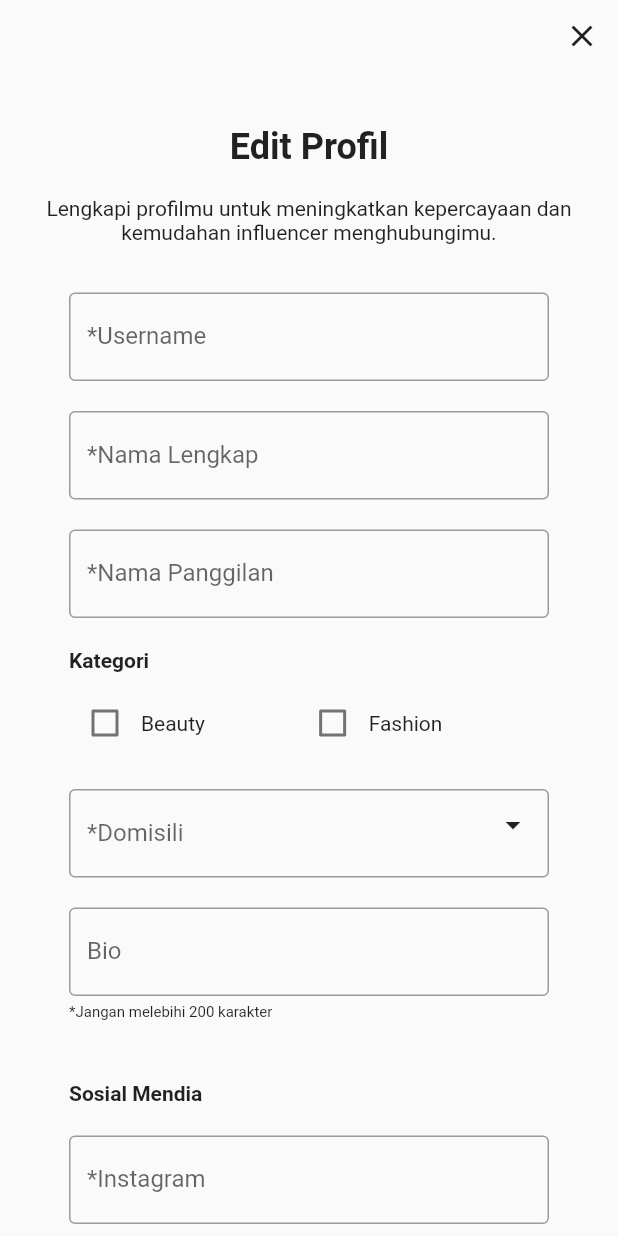
After one commit to Crealivin/mobile-app, a Flutter app: the EditProfileInfluencerScreen screen opened by its route, on a phone screen of 412 x 824 dp. The commit adds this screen. Run offline on Flutter 3.47's test engine with Material 2 defaults, Android fonts, the phone set to English and light mode, and no system bars.

Commit message:
verificatin and editprofile screen

```diff
--- a/lib/main.dart
+++ b/lib/main.dart
@@ -1,11 +1,15 @@
 import 'package:crealivin_apps/screen/brand_screen/brand_signin_screen.dart';
 import 'package:crealivin_apps/screen/choosen_signin_screen.dart';
+import 'package:crealivin_apps/screen/brand_screen/edit_profil_brand_screen.dart';
 import 'package:crealivin_apps/screen/home_screen.dart';
+import 'package:crealivin_apps/screen/influencer_screen/edit_profil_influencer_screen.dart';
 import 'package:crealivin_apps/screen/influencer_screen/influencer_signin_screen.dart';
+import 'package:crealivin_apps/screen/influencer_screen/verification_influencer_screen.dart';
 import 'package:crealivin_apps/screen/splash_screen.dart';
 import 'package:crealivin_apps/screen/brand_screen/brand_singup_screen.dart';
 import 'package:crealivin_apps/screen/choosen_screen.dart';
 import 'package:crealivin_apps/screen/influencer_screen/influencer_singup_screen.dart';
+import 'package:crealivin_apps/screen/brand_screen/verification_brand_screen.dart';
 import 'package:flutter/cupertino.dart';
 import 'package:flutter/material.dart';
 import 'package:flutter/services.dart';
@@ -60,6 +64,18 @@ class MyApp extends StatelessWidget {
           case '/brand-signup':
             return CupertinoPageRoute(
                 builder: (_) => const BrandSignupScreen(), settings: settings);
+          case '/verivication-brand-screen':
+            return CupertinoPageRoute(
+                builder: (_) => const VerificationBrandScreen(), settings: settings);
+          case '/verivication-influencer-screen':
+            return CupertinoPageRoute(
+                builder: (_) => const VerificationInfluencerScreen(), settings: settings);
+          case '/edit-profile-brand-screen':
+            return CupertinoPageRoute(
+                builder: (_) => const EditProfileBrandScreen(), settings: settings);
+           case '/edit-profile-influencer-screen':
+            return CupertinoPageRoute(
+                builder: (_) => const EditProfileInfluencerScreen(), settings: settings);
         }
         return null;
       },
--- a/lib/screen/brand_screen/brand_singup_screen.dart
+++ b/lib/screen/brand_screen/brand_singup_screen.dart
@@ -139,7 +139,9 @@ class _BrandSignupScreenState extends State<BrandSignupScreen> {
                       height: 30,
                     ),
                     ElevatedButton(
-                      onPressed: () {},
+                      onPressed: () {
+                        Navigator.pushReplacementNamed(context, '/verivication-brand-screen');
+                      },
                       style: ElevatedButton.styleFrom(
                           backgroundColor: Colors.black),
                       child: const Text(
--- a/lib/screen/choosen_signin_screen.dart
+++ b/lib/screen/choosen_signin_screen.dart
@@ -16,6 +16,7 @@ class _ChooseSignInScreenState extends State<ChooseSignInScreen> {
   Widget build(BuildContext context) {
     return Scaffold(
       body: SafeArea(
+        child: SingleChildScrollView(
           child: Column(
             crossAxisAlignment: CrossAxisAlignment.start,
             mainAxisAlignment: MainAxisAlignment.spaceBetween,
@@ -142,6 +143,7 @@ class _ChooseSignInScreenState extends State<ChooseSignInScreen> {
             ],
           ),
         ),
+      ),
     );
   }
 
--- /dev/null
+++ b/lib/screen/influencer_screen/edit_profil_influencer_screen.dart
@@ -0,0 +1,259 @@
+import 'package:flutter/material.dart';
+
+class EditProfileInfluencerScreen extends StatefulWidget {
+  const EditProfileInfluencerScreen({super.key});
+
+  @override
+  State<EditProfileInfluencerScreen> createState() =>
+      _EditProfileInfluencerScreenState();
+}
+
+class _EditProfileInfluencerScreenState extends State<EditProfileInfluencerScreen> {
+    bool _isBeauty = false;
+    bool _isFashion = false;
+    final TextEditingController _username = TextEditingController();
+    final TextEditingController _namaLengkap = TextEditingController();
+    final TextEditingController _namaPangilan = TextEditingController();
+    final TextEditingController _instagram = TextEditingController();
+    final TextEditingController _tiktok = TextEditingController();
+    final TextEditingController _domisili = TextEditingController();
+
+
+  @override
+  Widget build(BuildContext context) {
+
+
+    var itemsDomisili = [
+      'Jakarta',
+      'Depok',
+      'Tanggerang',
+      'Bogor',
+      'Bekasi',
+    ];
+    return Scaffold(
+      body: SafeArea(
+        child: SingleChildScrollView(
+          child: Column(
+            children: [
+              Row(
+                mainAxisAlignment: MainAxisAlignment.spaceBetween,
+                children: [
+                  const SizedBox(
+                    width: 10,
+                  ),
+                  IconButton(
+                      onPressed: () {
+                        Navigator.pop(context);
+                      },
+                      icon: const Icon(Icons.close)),
+                ],
+              ),
+              Container(
+                margin: const EdgeInsets.only(top: 20.0),
+                padding: EdgeInsets.all(16),
+                child: Column(
+                  mainAxisAlignment: MainAxisAlignment.start,
+                  children: [
+                    const Text(
+                      'Edit Profil',
+                      textAlign: TextAlign.center,
+                      style:
+                          TextStyle(fontSize: 24, fontWeight: FontWeight.w700),
+                    ),
+                    const SizedBox(
+                      height: 19,
+                    ),
+                    const Text(
+                      'Lengkapi profilmu untuk meningkatkan kepercayaan dan kemudahan influencer menghubungimu.',
+                      textAlign: TextAlign.center,
+                    ),
+                    const SizedBox(
+                      height: 32,
+                    ),
+                    Container(
+                      padding: const EdgeInsets.symmetric(horizontal: 30),
+                      child: Column(
+                        crossAxisAlignment: CrossAxisAlignment.start,
+                        children: [
+                          textEditProfile('*Username', _username),
+                          const SizedBox(
+                            height: 20,
+                          ),
+                          textEditProfile('*Nama Lengkap', _namaLengkap),
+                          const SizedBox(
+                            height: 20,
+                          ),
+                          textEditProfile('*Nama Panggilan', _namaPangilan),
+                          const SizedBox(
+                            height: 20,
+                          ),
+                          const Text(
+                            'Kategori',
+                            textAlign: TextAlign.center,
+                            style: TextStyle(fontWeight: FontWeight.w700),
+                          ),
+                          SizedBox(
+                            height: 10,
+                          ),
+                          Row(
+                            mainAxisAlignment: MainAxisAlignment.spaceBetween,
+                            children: [
+                              Row(
+                                children: [
+                                  Checkbox(
+                                      value: _isBeauty,
+                                      onChanged: (value) {
+                                        setState(() {
+                                         value= _isBeauty =! _isBeauty;
+                                        });
+                                      }),
+                                  Text('Beauty')
+                                ],
+                              ),
+                              Row(
+                                children: [
+                                 Checkbox(
+                                      value: _isFashion,
+                                      onChanged: (value) {
+                                        setState(() {
+                                         value= _isFashion =! _isFashion;
+                                        });
+                                      }),
+                                  Text('Fashion')
+                                ],
+                              ),
+                              SizedBox(
+                                width: 10,
+                              )
+                            ],
+                          ),
+                          SizedBox(
+                            height: 20,
+                          ),
+                          Stack(
+                            children: [
+                              textEditProfile('*Domisili', _domisili),
+                              Row(
+                                mainAxisAlignment:
+                                    MainAxisAlignment.spaceBetween,
+                                children: [
+                                  SizedBox(
+                                    width: 20,
+                                  ),
+                                  PopupMenuButton<String>(
+                                    icon: const Icon(Icons.arrow_drop_down),
+                                    onSelected: (String value) {
+                                      _domisili.text = value;
+                                    },
+                                    itemBuilder: (BuildContext context) {
+                                      return itemsDomisili
+                                          .map<PopupMenuItem<String>>(
+                                              (String itemValue) {
+                                        return PopupMenuItem(
+                                            child: Text(itemValue),
+                                            value: itemValue);
+                                      }).toList();
+                                    },
+                                  ),
+                                ],
+                              ),
+                            ],
+                          ),
+                          const SizedBox(
+                            height: 20,
+                          ),
+                          const TextField(
+                            decoration: InputDecoration(
+                                border: OutlineInputBorder(),
+                                label: Text('Bio'),
+                                floatingLabelBehavior:
+                                    FloatingLabelBehavior.auto),
+                          ),
+                          SizedBox(height: 5),
+                          Text(
+                            '*Jangan melebihi 200 karakter',
+                            style: TextStyle(fontSize: 10),
+                          ),
+                          SizedBox(height: 40),
+                          Text(
+                            'Sosial Mendia',
+                            style: TextStyle(fontWeight: FontWeight.w700),
+                          ),
+                          SizedBox(
+                            height: 20,
+                          ),
+                          textEditProfile('*Instagram', _instagram),
+                          const SizedBox(
+                            height: 20,
+                          ),
+                          textEditProfile('*Tiktok', _tiktok),
+                          const SizedBox(
+                            height: 20,
+                          ),
+                          const TextField(
+                            decoration: InputDecoration(
+                                border: OutlineInputBorder(),
+                                label: Text('YouTube'),
+                                floatingLabelBehavior:
+                                    FloatingLabelBehavior.auto),
+                          ),
+                          const SizedBox(
+                            height: 20,
+                          ),
+                          const TextField(
+                            decoration: InputDecoration(
+                                border: OutlineInputBorder(),
+                                label: Text('Twitter'),
+                                floatingLabelBehavior:
+                                    FloatingLabelBehavior.auto),
+                          ),
+                          const SizedBox(
+                            height: 20,
+                          ),
+                          const TextField(
+                            decoration: InputDecoration(
+                                border: OutlineInputBorder(),
+                                label: Text('Linkedln'),
+                                floatingLabelBehavior:
+                                    FloatingLabelBehavior.auto),
+                          ),
+                          const SizedBox(
+                            height: 20,
+                          ),
+                        ],
+                      ),
+                    ),
+                    const SizedBox(
+                      height: 30,
+                    ),
+                    ElevatedButton(
+                      onPressed: () {
+                        print(_domisili.text);
+                      },
+                      style: ElevatedButton.styleFrom(
+                          backgroundColor: Colors.black),
+                      child: const Text(
+                        'Lanjut',
+                        style: TextStyle(color: Colors.white),
+                      ),
+                    ),
+                  ],
+                ),
+              ),
+            ],
+          ),
+        ),
+      ),
+    );
+  }
+
+  Widget textEditProfile(String _label, TextEditingController _controller) {
+    return TextField(
+      controller: _controller,
+      decoration: InputDecoration(
+          border: OutlineInputBorder(),
+          label: Text(_label),
+          floatingLabelBehavior: FloatingLabelBehavior.auto),
+    );
+  }
+}
--- a/lib/screen/influencer_screen/influencer_signin_screen.dart
+++ b/lib/screen/influencer_screen/influencer_signin_screen.dart
@@ -90,7 +90,9 @@ class _InfluencerSigninState extends State<InfluencerSignin> {
                       height: 30,
                     ),
                     ElevatedButton(
-                      onPressed: () {},
+                      onPressed: () {
+
+                      },
                       style: ElevatedButton.styleFrom(
                           backgroundColor: Colors.black),
                       child: const Text(
--- a/lib/screen/influencer_screen/influencer_singup_screen.dart
+++ b/lib/screen/influencer_screen/influencer_singup_screen.dart
@@ -139,7 +139,9 @@ class _InfluencerSignupScreenState extends State<InfluencerSignupScreen> {
                       height: 30,
                     ),
                     ElevatedButton(
-                      onPressed: () {},
+                      onPressed: () {
+                         Navigator.pushReplacementNamed(context, '/verivication-influencer-screen');
+                      },
                       style: ElevatedButton.styleFrom(
                           backgroundColor: Colors.black),
                       child: const Text(
```
Also changed, not shown: lib/screen/brand_screen/edit_profil_brand_screen.dart (added, +205 -0 lines), lib/screen/brand_screen/verification_brand_screen.dart (added, +85 -0 lines), lib/screen/choosen_screen.dart (+11 -4 lines), lib/screen/influencer_screen/verification_influencer_screen.dart (added, +85 -0 lines), lib/screen/widgets/otp_field_widget.dart (added, +37 -0 lines). Lines whose indentation alone changed are shown as unchanged.
